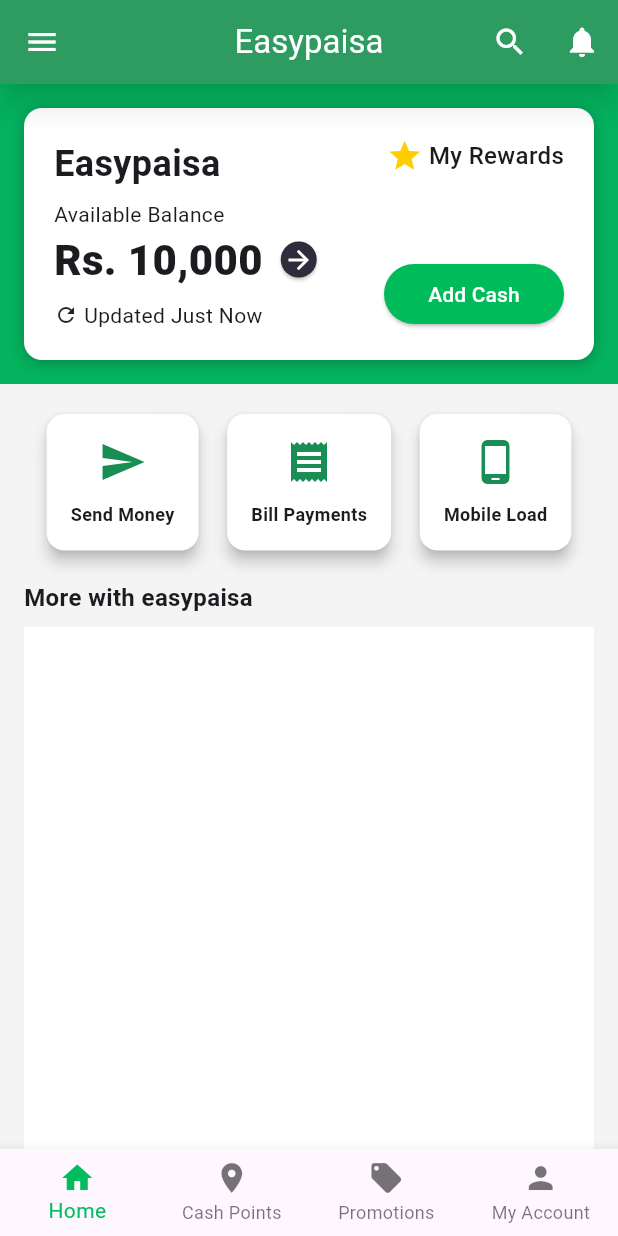
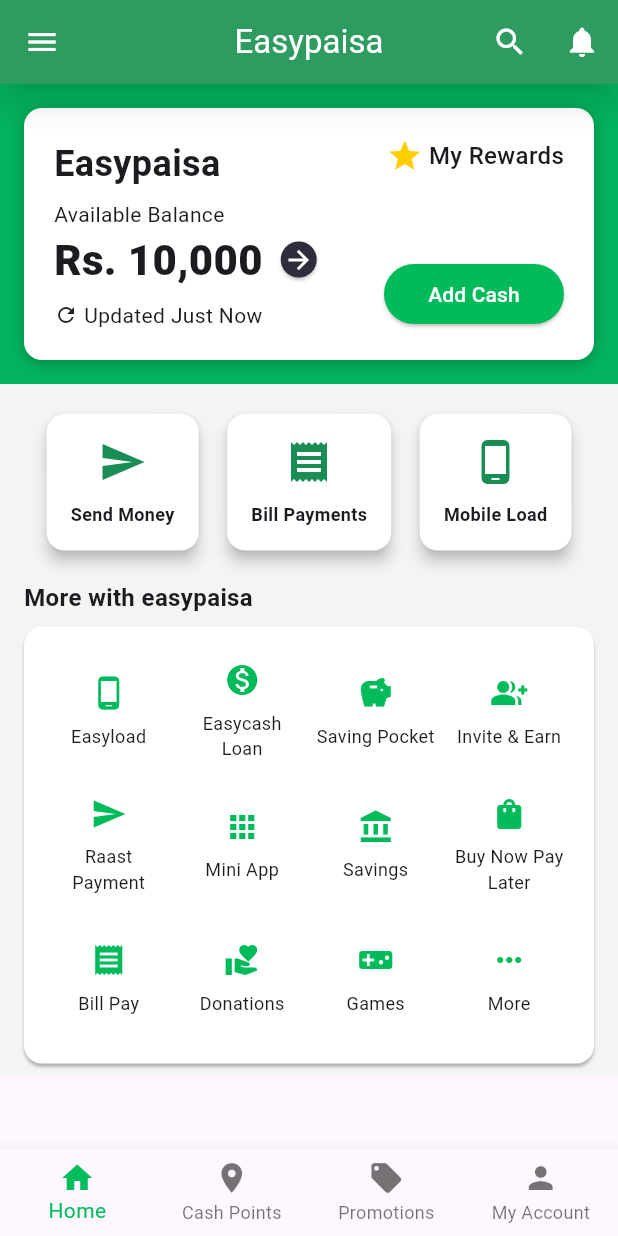
Before and after one commit to adil-tecspine/task_3_easypaisa_clone, a Flutter app: the screen it shows after launch, on a phone screen of 412 x 824 dp. Run offline on Flutter 3.47's test engine with Material 3 defaults, Android fonts, the phone set to English and light mode, and no system bars.

Commit message:
Add LastGrid widget and update HomeDrawer color

```diff
--- a/lib/home.dart
+++ b/lib/home.dart
@@ -1,5 +1,6 @@
 import 'package:flutter/material.dart';
 import 'package:task_3_easypaisa_clone/home_drawer.dart';
+import 'package:task_3_easypaisa_clone/last_grid.dart';
 import 'package:task_3_easypaisa_clone/second_cards.dart';
 import 'package:task_3_easypaisa_clone/top_card.dart';
 
@@ -44,14 +45,7 @@ class Home extends StatelessWidget {
                           ),
                           textAlign: TextAlign.left,
                         ),
-                        Padding(
-                          padding: const EdgeInsets.fromLTRB(0, 8.0, 0, 8),
-                          child: Container(
-                            color: Colors.white,
-                            height: 1000,
-                            child: Center(child: Text('Third Card')),
-                          ),
-                        ),
+                        LastGrid(),
                       ],
                     ),
                   ),
--- a/lib/home_drawer.dart
+++ b/lib/home_drawer.dart
@@ -10,7 +10,7 @@ class HomeDrawer extends StatelessWidget {
         padding: EdgeInsets.zero,
         children: <Widget>[
           DrawerHeader(
-            decoration: BoxDecoration(color: Colors.blue),
+            decoration: BoxDecoration(color: Color.fromRGBO(46, 155, 97, 1)),
             child: Text(
               'Menu',
               style: TextStyle(color: Colors.white, fontSize: 24),
--- /dev/null
+++ b/lib/last_grid.dart
@@ -0,0 +1,88 @@
+import 'package:flutter/material.dart';
+
+class LastGrid extends StatelessWidget {
+  const LastGrid({super.key});
+
+  @override
+  Widget build(BuildContext context) {
+    return Padding(
+      padding: const EdgeInsets.fromLTRB(0, 8.0, 0, 8),
+      child: Container(
+        decoration: BoxDecoration(
+          color: Colors.white,
+          boxShadow: [
+            BoxShadow(
+              color: Colors.black26,
+              blurRadius: 1.0,
+              offset: Offset(0, 2),
+            ),
+          ],
+          borderRadius: BorderRadius.all(Radius.circular(12)),
+        ),
+        child: GridView.count(
+          crossAxisCount: 4,
+          crossAxisSpacing: 8,
+          mainAxisSpacing: 8,
+          childAspectRatio: 1,
+          shrinkWrap: true,
+          physics: NeverScrollableScrollPhysics(),
+          padding: EdgeInsets.all(16),
+          children: [
+            ThirdSectionGridCard(title: 'Easyload', icon: Icons.phone_android),
+            ThirdSectionGridCard(
+              title: 'Easycash Loan',
+              icon: Icons.monetization_on,
+            ),
+            ThirdSectionGridCard(title: 'Saving Pocket', icon: Icons.savings),
+            ThirdSectionGridCard(title: 'Invite & Earn', icon: Icons.group_add),
+            ThirdSectionGridCard(title: 'Raast Payment', icon: Icons.send),
+            ThirdSectionGridCard(title: 'Mini App', icon: Icons.apps),
+            ThirdSectionGridCard(title: 'Savings', icon: Icons.account_balance),
+            ThirdSectionGridCard(
+              title: 'Buy Now Pay Later',
+              icon: Icons.shopping_bag,
+            ),
+            // Insurance
+            ThirdSectionGridCard(title: 'Bill Pay', icon: Icons.receipt),
+            // Donations
+            ThirdSectionGridCard(
+              title: 'Donations',
+              icon: Icons.volunteer_activism,
+            ),
+            ThirdSectionGridCard(title: 'Games', icon: Icons.videogame_asset),
+            ThirdSectionGridCard(title: 'More', icon: Icons.more_horiz),
+            // Rs.l Game
+            // See All
+          ],
+        ),
+      ),
+    );
+  }
+}
+
+class ThirdSectionGridCard extends StatelessWidget {
+  const ThirdSectionGridCard({
+    super.key,
+    required this.title,
+    required this.icon,
+  });
+  final String title;
+  final IconData icon;
+
+  @override
+  Widget build(BuildContext context) {
+    return Column(
+      mainAxisAlignment: MainAxisAlignment.center,
+      mainAxisSize: MainAxisSize.min,
+      children: [
+        Icon(icon, color: Color.fromRGBO(0, 187, 89, 1)),
+        SizedBox(height: 8),
+        Text(
+          title,
+          style: TextStyle(fontSize: 12),
+          textAlign: TextAlign.center,
+        ),
+      ],
+    );
+  }
+}
```
